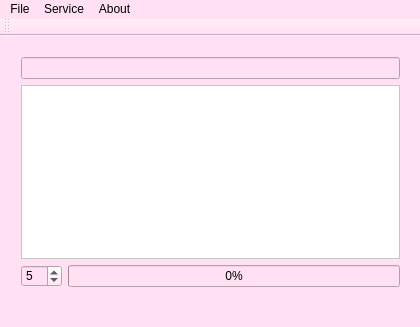
The window that SSS2/mainwindow.ui (Excla1mer/ASOIY) describes before a commit, drawn with Qt 5.
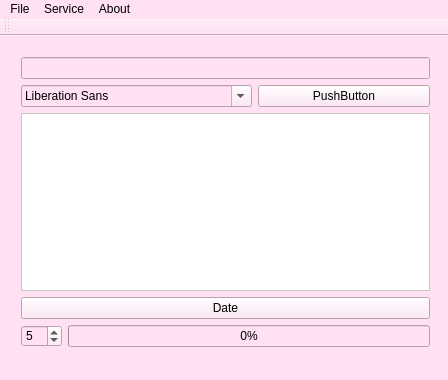
The same window after the commit.

Diff of the .ui file:
```diff
--- a/SSS2/mainwindow.ui
+++ b/SSS2/mainwindow.ui
@@ -6,8 +6,8 @@
    <rect>
     <x>0</x>
     <y>0</y>
-    <width>420</width>
-    <height>327</height>
+    <width>448</width>
+    <height>380</height>
    </rect>
   </property>
   <property name="windowTitle">
@@ -17,20 +17,22 @@
    <string notr="true">background-color: rgb(255, 225, 243)</string>
   </property>
   <widget class="QWidget" name="centralWidget">
-   <widget class="QWidget" name="layoutWidget">
+   <widget class="QWidget" name="">
     <property name="geometry">
      <rect>
       <x>10</x>
       <y>10</y>
-      <width>401</width>
-      <height>252</height>
+      <width>431</width>
+      <height>312</height>
      </rect>
     </property>
+    <layout class="QGridLayout" name="gridLayout_2">
+     <item row="0" column="0" colspan="2">
     <layout class="QGridLayout" name="gridLayout">
-     <item row="0" column="0" colspan="2">
-      <widget class="QLineEdit" name="lineEdit"/>
-     </item>
-     <item row="1" column="0" colspan="2">
+       <item row="2" column="0">
+        <widget class="QFontComboBox" name="fontComboBox"/>
+       </item>
+       <item row="3" column="0" colspan="2">
       <widget class="QTextEdit" name="textEdit">
        <property name="enabled">
         <bool>false</bool>
@@ -40,14 +42,33 @@
        </property>
       </widget>
      </item>
-     <item row="2" column="0">
+       <item row="2" column="1">
+        <widget class="QPushButton" name="pushButton_2">
+         <property name="text">
+          <string>PushButton</string>
+         </property>
+        </widget>
+       </item>
+       <item row="0" column="0" colspan="2">
+        <widget class="QLineEdit" name="lineEdit"/>
+       </item>
+       <item row="4" column="0" colspan="2">
+        <widget class="QPushButton" name="pushButton">
+         <property name="text">
+          <string>Date</string>
+         </property>
+        </widget>
+       </item>
+      </layout>
+     </item>
+     <item row="1" column="0">
       <widget class="QSpinBox" name="spinBox">
        <property name="value">
         <number>5</number>
        </property>
       </widget>
      </item>
-     <item row="2" column="1">
+     <item row="1" column="1">
       <widget class="QProgressBar" name="progressBar">
        <property name="value">
         <number>0</number>
@@ -62,7 +83,7 @@
     <rect>
      <x>0</x>
      <y>0</y>
-     <width>420</width>
+     <width>448</width>
      <height>20</height>
     </rect>
    </property>
```
Lines whose indentation alone changed are shown as unchanged.
